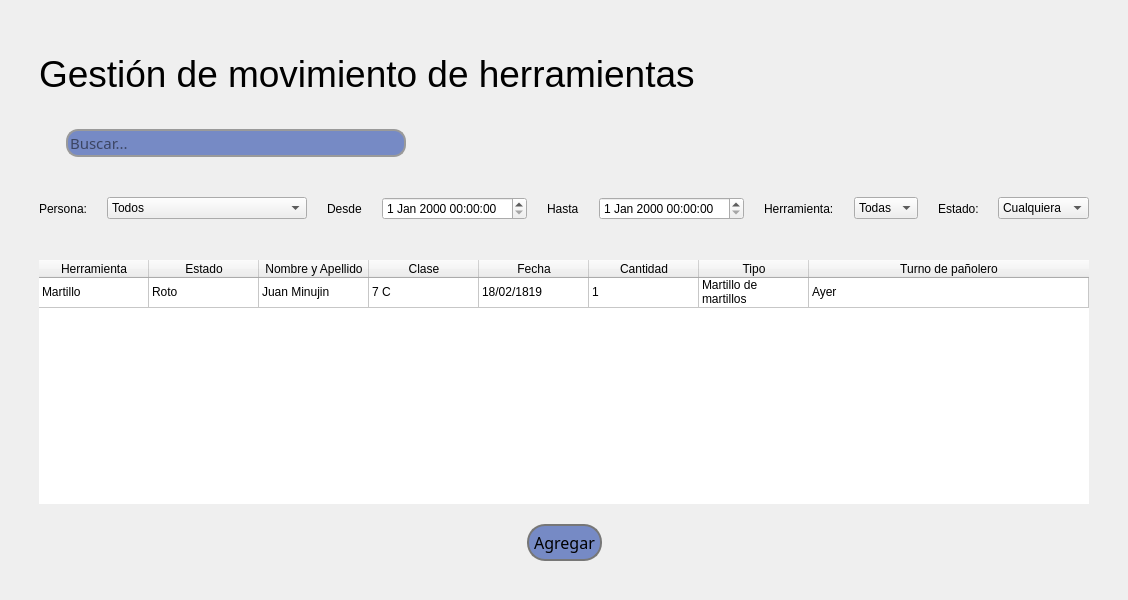
The window that blustock/UIs/Gestion_Movimientos_Herramientas.ui (MaxAPBusiness/Blustock) describes before a commit, drawn with Qt 5.
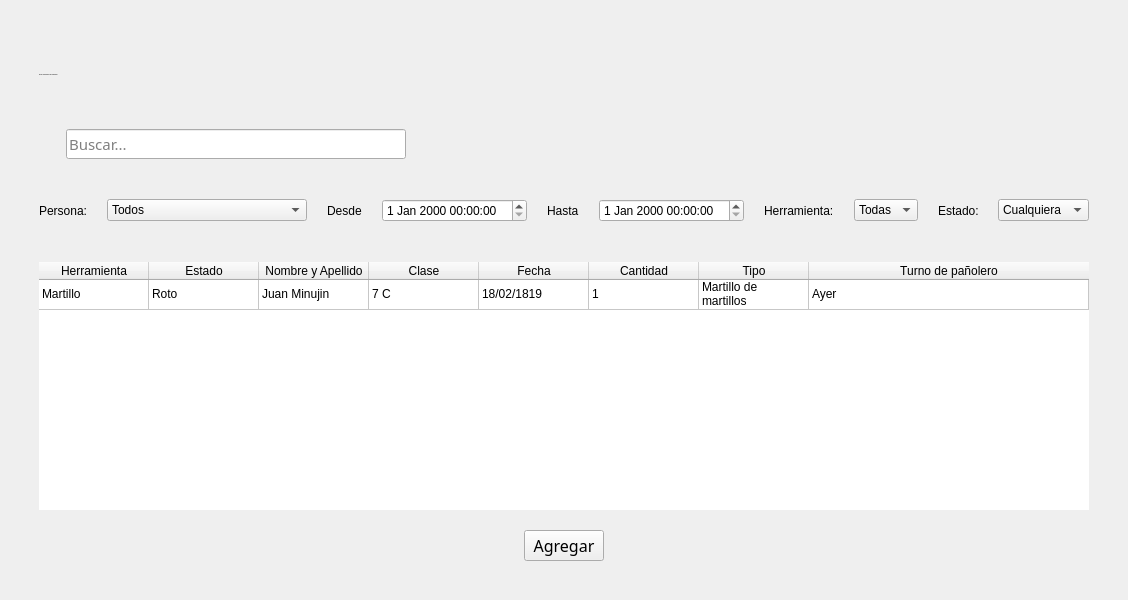
The same window after the commit. Icons and pictures are not drawn.

The edit to the form file:
```diff
--- a/blustock/UIs/Gestion_Movimientos_Herramientas.ui
+++ b/blustock/UIs/Gestion_Movimientos_Herramientas.ui
@@ -13,6 +13,123 @@
   <property name="windowTitle">
    <string>MainWindow</string>
   </property>
+  <property name="styleSheet">
+   <string notr="true">@import url('https://fonts.googleapis.com/css2?family=Oswald:wght@200;400;700&amp;display=swap');
+
+*{
+    font-family: 'Raleway-blod';
+    font-weight: 400;
+}
+
+QMenuBar{
+
+    background-color: #293045;
+    padding: 0;    
+    text-transform: capitalize;
+    font-size: 14px;
+    color:white;
+    display: flex;
+    flex-direction: column;
+
+}
+
+QMenuBar:item{
+    padding: 17px;
+    border-radius: 10px;
+
+}
+
+QMenuBar:item:selected{
+    background-color: #768AC5;
+    color:black;
+    border-radius: 5px;
+    margin: 10px;
+    
+    
+
+}
+
+QMenu{
+    background-color: #293045;
+
+    color: white;
+}
+
+QMenu:item{
+    padding: 5px;
+    border-radius: 5px;
+}
+
+QMenu:item:selected{
+    background-color: #768AC5;
+    color:white;
+
+}
+Qmenu#icon{
+   icon:size 40px; 
+    
+}
+
+
+QRadioButton:indicator{
+    border-style: solid;
+    border-color:  #293045;
+    border-radius: 6%;
+    border-width:  2px;
+    background-color: #BABFCE;
+}
+QRadioButton::indicator:checked{
+    background-color: #768AC5;
+}
+
+#label{
+    font-size: 20px;
+}
+
+QLineEdit{
+    border-radius: 5px;
+    background-color: #BABFCE;
+    
+}
+
+#title{
+    width: 100px;
+    height: 200px;
+}
+
+
+
+QPushButton{
+    border-color:#293045;
+    border-style: solid;
+    border-width: 1px;
+    border-radius: 5px;
+    background-color: #BABFCE;
+    color:#293045;
+
+}
+QPushButton:hover{
+    background-color:#768AC5;
+    color:aliceblue;
+}
+QPushButton:pressed {
+    background-color: #293045;
+
+}
+
+#pushButton_5{
+    padding: 10px;
+    background-color: #768AC5;
+    border-radius: 15%;
+}
+
+#pushButton_2,#pushButton_3,#pushButton_4{
+    width: 65px;
+    height: 30px;
+}
+
+</string>
+  </property>
   <widget class="QWidget" name="centralwidget">
    <layout class="QGridLayout" name="gridLayout_2">
     <item row="0" column="0">
@@ -48,7 +165,9 @@
         </property>
         <property name="font">
          <font>
-          <pointsize>28</pointsize>
+          <family>Raleway-blod</family>
+          <pointsize>-1</pointsize>
+          <bold>false</bold>
          </font>
         </property>
         <property name="text">
@@ -90,14 +209,13 @@
           </property>
           <property name="font">
            <font>
-            <family>Alata</family>
+            <family>Raleway-blod</family>
             <pointsize>11</pointsize>
+            <bold>false</bold>
            </font>
           </property>
           <property name="styleSheet">
-           <string notr="true">background-color: #768ac5;
-border-radius: 12px;
-border: 2px solid rgb(154, 154, 154);</string>
+           <string notr="true"/>
           </property>
           <property name="placeholderText">
            <string>Buscar...</string>
@@ -365,15 +483,13 @@
          <widget class="QPushButton" name="pushButton_2">
           <property name="font">
            <font>
-            <family>Alata</family>
+            <family>Raleway-blod</family>
             <pointsize>12</pointsize>
+            <bold>false</bold>
            </font>
           </property>
           <property name="styleSheet">
-           <string notr="true">border: 2px solid rgb(119, 119, 119);
-padding: 5px;
-border-radius: 18px;
-background-color: #768ac5;</string>
+           <string notr="true"/>
           </property>
           <property name="text">
            <string>Agregar</string>
```
